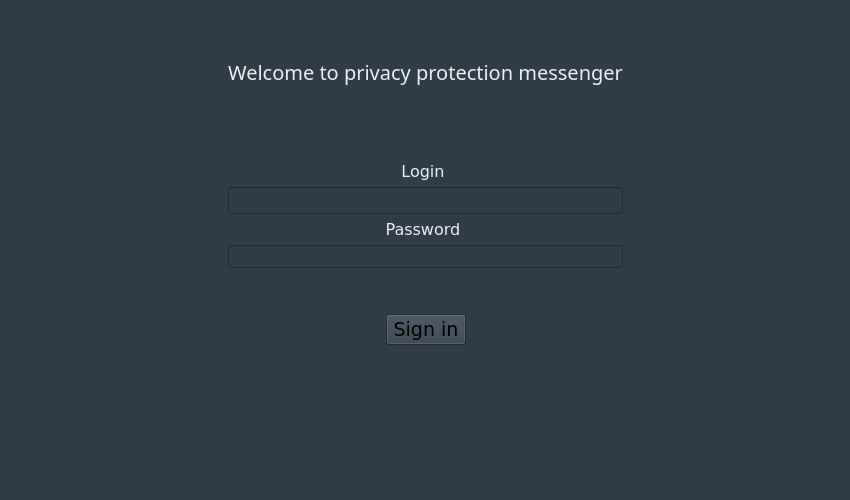
This is mainwindow.ui in imperzer0/privacy-protection-messenger-qt as Qt 5 draws it before an edit. The edited form follows.
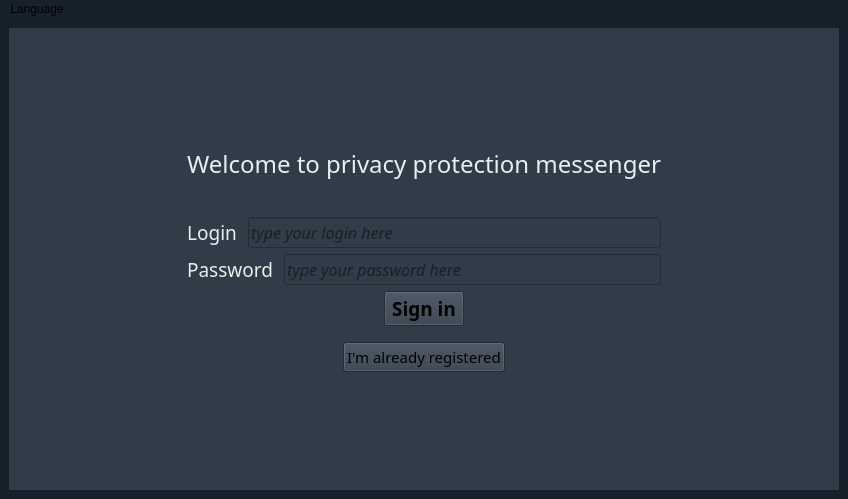
This is the edited form. The open tabs and pages were chosen to show the change.

Commit message: fixed interface added language menu and triggering processors for actions in it added processors for clicking on buttons "not registered yet" and "already registered"

```diff
--- a/mainwindow.ui
+++ b/mainwindow.ui
@@ -9,8 +9,8 @@
    <rect>
     <x>0</x>
     <y>0</y>
-    <width>850</width>
-    <height>500</height>
+    <width>848</width>
+    <height>499</height>
    </rect>
   </property>
   <property name="sizePolicy">
@@ -25,583 +25,6 @@
     <height>300</height>
    </size>
   </property>
-  <property name="palette">
-   <palette>
-    <active>
-     <colorrole role="WindowText">
-      <brush brushstyle="SolidPattern">
-       <color alpha="255">
-        <red>211</red>
-        <green>218</green>
-        <blue>227</blue>
-       </color>
-      </brush>
-     </colorrole>
-     <colorrole role="Button">
-      <brush brushstyle="SolidPattern">
-       <color alpha="255">
-        <red>49</red>
-        <green>60</green>
-        <blue>73</blue>
-       </color>
-      </brush>
-     </colorrole>
-     <colorrole role="Light">
-      <brush brushstyle="SolidPattern">
-       <color alpha="255">
-        <red>22</red>
-        <green>29</green>
-        <blue>36</blue>
-       </color>
-      </brush>
-     </colorrole>
-     <colorrole role="Midlight">
-      <brush brushstyle="SolidPattern">
-       <color alpha="255">
-        <red>32</red>
-        <green>43</green>
-        <blue>54</blue>
-       </color>
-      </brush>
-     </colorrole>
-     <colorrole role="Dark">
-      <brush brushstyle="SolidPattern">
-       <color alpha="255">
-        <red>86</red>
-        <green>114</green>
-        <blue>144</blue>
-       </color>
-      </brush>
-     </colorrole>
-     <colorrole role="Mid">
-      <brush brushstyle="SolidPattern">
-       <color alpha="255">
-        <red>57</red>
-        <green>76</green>
-        <blue>96</blue>
-       </color>
-      </brush>
-     </colorrole>
-     <colorrole role="Text">
-      <brush brushstyle="SolidPattern">
-       <color alpha="255">
-        <red>211</red>
-        <green>218</green>
-        <blue>227</blue>
-       </color>
-      </brush>
-     </colorrole>
-     <colorrole role="BrightText">
-      <brush brushstyle="SolidPattern">
-       <color alpha="255">
-        <red>255</red>
-        <green>255</green>
-        <blue>255</blue>
-       </color>
-      </brush>
-     </colorrole>
-     <colorrole role="ButtonText">
-      <brush brushstyle="SolidPattern">
-       <color alpha="255">
-        <red>211</red>
-        <green>218</green>
-        <blue>227</blue>
-       </color>
-      </brush>
-     </colorrole>
-     <colorrole role="Base">
-      <brush brushstyle="SolidPattern">
-       <color alpha="255">
-        <red>49</red>
-        <green>60</green>
-        <blue>73</blue>
-       </color>
-      </brush>
-     </colorrole>
-     <colorrole role="Window">
-      <brush brushstyle="SolidPattern">
-       <color alpha="255">
-        <red>49</red>
-        <green>60</green>
-        <blue>73</blue>
-       </color>
-      </brush>
-     </colorrole>
-     <colorrole role="Shadow">
-      <brush brushstyle="SolidPattern">
-       <color alpha="255">
-        <red>118</red>
-        <green>118</green>
-        <blue>118</blue>
-       </color>
-      </brush>
-     </colorrole>
-     <colorrole role="Highlight">
-      <brush brushstyle="SolidPattern">
-       <color alpha="255">
-        <red>43</red>
-        <green>82</green>
-        <blue>120</blue>
-       </color>
-      </brush>
-     </colorrole>
-     <colorrole role="HighlightedText">
-      <brush brushstyle="SolidPattern">
-       <color alpha="255">
-        <red>211</red>
-        <green>218</green>
-        <blue>227</blue>
-       </color>
-      </brush>
-     </colorrole>
-     <colorrole role="Link">
-      <brush brushstyle="SolidPattern">
-       <color alpha="255">
-        <red>93</red>
-        <green>136</green>
-        <blue>202</blue>
-       </color>
-      </brush>
-     </colorrole>
-     <colorrole role="LinkVisited">
-      <brush brushstyle="SolidPattern">
-       <color alpha="255">
-        <red>62</red>
-        <green>91</green>
-        <blue>135</blue>
-       </color>
-      </brush>
-     </colorrole>
-     <colorrole role="AlternateBase">
-      <brush brushstyle="SolidPattern">
-       <color alpha="255">
-        <red>33</red>
-        <green>43</green>
-        <blue>54</blue>
-       </color>
-      </brush>
-     </colorrole>
-     <colorrole role="NoRole">
-      <brush brushstyle="NoBrush">
-       <color alpha="255">
-        <red>0</red>
-        <green>0</green>
-        <blue>0</blue>
-       </color>
-      </brush>
-     </colorrole>
-     <colorrole role="ToolTipBase">
-      <brush brushstyle="SolidPattern">
-       <color alpha="255">
-        <red>53</red>
-        <green>57</green>
-        <blue>69</blue>
-       </color>
-      </brush>
-     </colorrole>
-     <colorrole role="ToolTipText">
-      <brush brushstyle="SolidPattern">
-       <color alpha="255">
-        <red>211</red>
-        <green>218</green>
-        <blue>227</blue>
-       </color>
-      </brush>
-     </colorrole>
-     <colorrole role="PlaceholderText">
-      <brush brushstyle="SolidPattern">
-       <color alpha="128">
-        <red>0</red>
-        <green>0</green>
-        <blue>0</blue>
-       </color>
-      </brush>
-     </colorrole>
-    </active>
-    <inactive>
-     <colorrole role="WindowText">
-      <brush brushstyle="SolidPattern">
-       <color alpha="255">
-        <red>211</red>
-        <green>218</green>
-        <blue>227</blue>
-       </color>
-      </brush>
-     </colorrole>
-     <colorrole role="Button">
-      <brush brushstyle="SolidPattern">
-       <color alpha="255">
-        <red>49</red>
-        <green>60</green>
-        <blue>73</blue>
-       </color>
-      </brush>
-     </colorrole>
-     <colorrole role="Light">
-      <brush brushstyle="SolidPattern">
-       <color alpha="255">
-        <red>22</red>
-        <green>29</green>
-        <blue>36</blue>
-       </color>
-      </brush>
-     </colorrole>
-     <colorrole role="Midlight">
-      <brush brushstyle="SolidPattern">
-       <color alpha="255">
-        <red>32</red>
-        <green>43</green>
-        <blue>54</blue>
-       </color>
-      </brush>
-     </colorrole>
-     <colorrole role="Dark">
-      <brush brushstyle="SolidPattern">
-       <color alpha="255">
-        <red>86</red>
-        <green>114</green>
-        <blue>144</blue>
-       </color>
-      </brush>
-     </colorrole>
-     <colorrole role="Mid">
-      <brush brushstyle="SolidPattern">
-       <color alpha="255">
-        <red>57</red>
-        <green>76</green>
-        <blue>96</blue>
-       </color>
-      </brush>
-     </colorrole>
-     <colorrole role="Text">
-      <brush brushstyle="SolidPattern">
-       <color alpha="255">
-        <red>211</red>
-        <green>218</green>
-        <blue>227</blue>
-       </color>
-      </brush>
-     </colorrole>
-     <colorrole role="BrightText">
-      <brush brushstyle="SolidPattern">
-       <color alpha="255">
-        <red>255</red>
-        <green>255</green>
-        <blue>255</blue>
-       </color>
-      </brush>
-     </colorrole>
-     <colorrole role="ButtonText">
-      <brush brushstyle="SolidPattern">
-       <color alpha="255">
-        <red>211</red>
-        <green>218</green>
-        <blue>227</blue>
-       </color>
-      </brush>
-     </colorrole>
-     <colorrole role="Base">
-      <brush brushstyle="SolidPattern">
-       <color alpha="255">
-        <red>49</red>
-        <green>60</green>
-        <blue>73</blue>
-       </color>
-      </brush>
-     </colorrole>
-     <colorrole role="Window">
-      <brush brushstyle="SolidPattern">
-       <color alpha="255">
-        <red>49</red>
-        <green>60</green>
-        <blue>73</blue>
-       </color>
-      </brush>
-     </colorrole>
-     <colorrole role="Shadow">
-      <brush brushstyle="SolidPattern">
-       <color alpha="255">
-        <red>118</red>
-        <green>118</green>
-        <blue>118</blue>
-       </color>
-      </brush>
-     </colorrole>
-     <colorrole role="Highlight">
-      <brush brushstyle="SolidPattern">
-       <color alpha="255">
-        <red>43</red>
-        <green>82</green>
-        <blue>120</blue>
-       </color>
-      </brush>
-     </colorrole>
-     <colorrole role="HighlightedText">
-      <brush brushstyle="SolidPattern">
-       <color alpha="255">
-        <red>211</red>
-        <green>218</green>
-        <blue>227</blue>
-       </color>
-      </brush>
-     </colorrole>
-     <colorrole role="Link">
-      <brush brushstyle="SolidPattern">
-       <color alpha="255">
-        <red>93</red>
-        <green>136</green>
-        <blue>202</blue>
-       </color>
-      </brush>
-     </colorrole>
-     <colorrole role="LinkVisited">
-      <brush brushstyle="SolidPattern">
-       <color alpha="255">
-        <red>62</red>
-        <green>91</green>
-        <blue>135</blue>
-       </color>
-      </brush>
-     </colorrole>
-     <colorrole role="AlternateBase">
-      <brush brushstyle="SolidPattern">
-       <color alpha="255">
-        <red>33</red>
-        <green>43</green>
-        <blue>54</blue>
-       </color>
-      </brush>
-     </colorrole>
-     <colorrole role="NoRole">
-      <brush brushstyle="NoBrush">
-       <color alpha="255">
-        <red>0</red>
-        <green>0</green>
-        <blue>0</blue>
-       </color>
-      </brush>
-     </colorrole>
-     <colorrole role="ToolTipBase">
-      <brush brushstyle="SolidPattern">
-       <color alpha="255">
-        <red>53</red>
-        <green>57</green>
-        <blue>69</blue>
-       </color>
-      </brush>
-     </colorrole>
-     <colorrole role="ToolTipText">
-      <brush brushstyle="SolidPattern">
-       <color alpha="255">
-        <red>211</red>
-        <green>218</green>
-        <blue>227</blue>
-       </color>
-      </brush>
-     </colorrole>
-     <colorrole role="PlaceholderText">
-      <brush brushstyle="SolidPattern">
-       <color alpha="128">
-        <red>0</red>
-        <green>0</green>
-        <blue>0</blue>
-       </color>
-      </brush>
-     </colorrole>
-    </inactive>
-    <disabled>
-     <colorrole role="WindowText">
-      <brush brushstyle="SolidPattern">
-       <color alpha="255">
-        <red>86</red>
-        <green>114</green>
-        <blue>144</blue>
-       </color>
-      </brush>
-     </colorrole>
-     <colorrole role="Button">
-      <brush brushstyle="SolidPattern">
-       <color alpha="255">
-        <red>49</red>
-        <green>60</green>
-        <blue>73</blue>
-       </color>
-      </brush>
-     </colorrole>
-     <colorrole role="Light">
-      <brush brushstyle="SolidPattern">
-       <color alpha="255">
-        <red>22</red>
-        <green>29</green>
-        <blue>36</blue>
-       </color>
-      </brush>
-     </colorrole>
-     <colorrole role="Midlight">
-      <brush brushstyle="SolidPattern">
-       <color alpha="255">
-        <red>32</red>
-        <green>43</green>
-        <blue>54</blue>
-       </color>
-      </brush>
-     </colorrole>
-     <colorrole role="Dark">
-      <brush brushstyle="SolidPattern">
-       <color alpha="255">
-        <red>86</red>
-        <green>114</green>
-        <blue>144</blue>
-       </color>
-      </brush>
-     </colorrole>
-     <colorrole role="Mid">
-      <brush brushstyle="SolidPattern">
-       <color alpha="255">
-        <red>57</red>
-        <green>76</green>
-        <blue>96</blue>
-       </color>
-      </brush>
-     </colorrole>
-     <colorrole role="Text">
-      <brush brushstyle="SolidPattern">
-       <color alpha="255">
-        <red>86</red>
-        <green>114</green>
-        <blue>144</blue>
-       </color>
-      </brush>
-     </colorrole>
-     <colorrole role="BrightText">
-      <brush brushstyle="SolidPattern">
-       <color alpha="255">
-        <red>255</red>
-        <green>255</green>
-        <blue>255</blue>
-       </color>
-      </brush>
-     </colorrole>
-     <colorrole role="ButtonText">
-      <brush brushstyle="SolidPattern">
-       <color alpha="255">
-        <red>86</red>
-        <green>114</green>
-        <blue>144</blue>
-       </color>
-      </brush>
-     </colorrole>
-     <colorrole role="Base">
-      <brush brushstyle="SolidPattern">
-       <color alpha="255">
-        <red>49</red>
-        <green>60</green>
-        <blue>73</blue>
-       </color>
-      </brush>
-     </colorrole>
-     <colorrole role="Window">
-      <brush brushstyle="SolidPattern">
-       <color alpha="255">
-        <red>49</red>
-        <green>60</green>
-        <blue>73</blue>
-       </color>
-      </brush>
-     </colorrole>
-     <colorrole role="Shadow">
-      <brush brushstyle="SolidPattern">
-       <color alpha="255">
-        <red>177</red>
-        <green>177</green>
-        <blue>177</blue>
-       </color>
-      </brush>
-     </colorrole>
-     <colorrole role="Highlight">
-      <brush brushstyle="SolidPattern">
-       <color alpha="255">
-        <red>57</red>
-        <green>76</green>
-        <blue>96</blue>
-       </color>
-      </brush>
-     </colorrole>
-     <colorrole role="HighlightedText">
-      <brush brushstyle="SolidPattern">
-       <color alpha="255">
-        <red>32</red>
-        <green>43</green>
-        <blue>54</blue>
-       </color>
-      </brush>
-     </colorrole>
-     <colorrole role="Link">
-      <brush brushstyle="SolidPattern">
-       <color alpha="255">
-        <red>93</red>
-        <green>136</green>
-        <blue>202</blue>
-       </color>
-      </brush>
-     </colorrole>
-     <colorrole role="LinkVisited">
-      <brush brushstyle="SolidPattern">
-       <color alpha="255">
-        <red>62</red>
-        <green>91</green>
-        <blue>135</blue>
-       </color>
-      </brush>
-     </colorrole>
-     <colorrole role="AlternateBase">
-      <brush brushstyle="SolidPattern">
-       <color alpha="255">
-        <red>33</red>
-        <green>43</green>
-        <blue>54</blue>
-       </color>
-      </brush>
-     </colorrole>
-     <colorrole role="NoRole">
-      <brush brushstyle="NoBrush">
-       <color alpha="255">
-        <red>0</red>
-        <green>0</green>
-        <blue>0</blue>
-       </color>
-      </brush>
-     </colorrole>
-     <colorrole role="ToolTipBase">
-      <brush brushstyle="SolidPattern">
-       <color alpha="255">
-        <red>53</red>
-        <green>57</green>
-        <blue>69</blue>
-       </color>
-      </brush>
-     </colorrole>
-     <colorrole role="ToolTipText">
-      <brush brushstyle="SolidPattern">
-       <color alpha="255">
-        <red>211</red>
-        <green>218</green>
-        <blue>227</blue>
-       </color>
-      </brush>
-     </colorrole>
-     <colorrole role="PlaceholderText">
-      <brush brushstyle="SolidPattern">
-       <color alpha="128">
-        <red>0</red>
-        <green>0</green>
-        <blue>0</blue>
-       </color>
-      </brush>
-     </colorrole>
-    </disabled>
-   </palette>
-  </property>
   <property name="font">
    <font>
     <family>Open Sans</family>
@@ -614,10 +37,7 @@
    <string>PPT</string>
   </property>
   <property name="styleSheet">
-   <string notr="true">background-color: #313c49;
-color: #65707Cl
-
-</string>
+   <string notr="true">background-color: #17212B;</string>
   </property>
   <widget class="QWidget" name="centralwidget">
    <property name="styleSheet">
@@ -652,8 +72,21 @@
         <string notr="true">background-color: #313c49;</string>
        </property>
        <layout class="QGridLayout" name="gridLayout">
-        <item row="0" column="2">
-         <spacer name="horizontalSpacer_2">
+        <item row="2" column="1">
+         <spacer name="spacer14">
+          <property name="orientation">
+           <enum>Qt::Vertical</enum>
+          </property>
+          <property name="sizeHint" stdset="0">
+           <size>
+            <width>20</width>
+            <height>40</height>
+           </size>
+          </property>
+         </spacer>
+        </item>
+        <item row="1" column="0">
+         <spacer name="spacer11">
           <property name="orientation">
            <enum>Qt::Horizontal</enum>
           </property>
@@ -665,31 +98,17 @@
           </property>
          </spacer>
         </item>
-        <item row="0" column="1">
-         <layout class="QVBoxLayout" name="verticalLayout_3">
+        <item row="1" column="1">
+         <layout class="QVBoxLayout" name="layout11">
           <property name="bottomMargin">
            <number>0</number>
           </property>
           <item>
-           <spacer name="verticalSpacer_3">
-            <property name="orientation">
-             <enum>Qt::Vertical</enum>
-            </property>
-            <property name="sizeHint" stdset="0">
-             <size>
-              <width>20</width>
-              <height>40</height>
-             </size>
-            </property>
-           </spacer>
-          </item>
-          <item>
-           <widget class="QLabel" name="welcome">
+           <widget class="QLabel" name="label_welcome">
             <property name="font">
              <font>
-              <family>white</family>
-              <pointsize>15</pointsize>
-              <weight>50</weight>
+              <family>Consolas for Powerline FixedD</family>
+              <pointsize>18</pointsize>
               <italic>false</italic>
               <bold>false</bold>
              </font>
@@ -709,20 +128,7 @@
            </widget>
           </item>
           <item>
-           <spacer name="verticalSpacer_9">
-            <property name="orientation">
-             <enum>Qt::Vertical</enum>
-            </property>
-            <property name="sizeHint" stdset="0">
-             <size>
-              <width>20</width>
-              <height>40</height>
-             </size>
-            </property>
-           </spacer>
-          </item>
-          <item>
-           <spacer name="verticalSpacer">
+           <spacer name="spacer15">
             <property name="orientation">
              <enum>Qt::Vertical</enum>
             </property>
@@ -743,92 +149,107 @@
              <number>0</number>
             </property>
             <item>
-             <widget class="QLabel" name="label_login">
-              <property name="font">
-               <font>
-                <family>DejaVu Sans</family>
-                <pointsize>12</pointsize>
-               </font>
+             <layout class="QHBoxLayout" name="layout13">
+              <property name="sizeConstraint">
+               <enum>QLayout::SetDefaultConstraint</enum>
               </property>
-              <property name="styleSheet">
-               <string notr="true">color: #e9eeee;</string>
-              </property>
-              <property name="text">
-               <string>&lt;p style=&quot;text-align: center; color: #e9eeee;&quot;&gt; Login &lt;/p&gt;</string>
-              </property>
-             </widget>
+              <item>
+               <widget class="QLabel" name="label_login">
+                <property name="font">
+                 <font>
+                  <family>Consolas for Powerline</family>
+                  <pointsize>14</pointsize>
+                  <italic>false</italic>
+                 </font>
+                </property>
+                <property name="styleSheet">
+                 <string notr="true">color: #e9eeee;</string>
+                </property>
+                <property name="text">
+                 <string>&lt;p style=&quot;text-align: center; color: #e9eeee;&quot;&gt; Login &lt;/p&gt;</string>
+                </property>
+               </widget>
+              </item>
+              <item>
+               <widget class="QLineEdit" name="line_login">
+                <property name="sizePolicy">
+                 <sizepolicy hsizetype="Expanding" vsizetype="Fixed">
+                  <horstretch>0</horstretch>
+                  <verstretch>0</verstretch>
+                 </sizepolicy>
+                </property>
+                <property name="font">
+                 <font>
+                  <family>Consolas for Powerline FixedD</family>
+                  <pointsize>12</pointsize>
+                  <italic>true</italic>
+                 </font>
+                </property>
+                <property name="styleSheet">
+                 <string notr="true"/>
+                </property>
+                <property name="inputMask">
+                 <string notr="true"/>
+                </property>
+                <property name="text">
+                 <string notr="true"/>
+                </property>
+                <property name="frame">
+                 <bool>true</bool>
+                </property>
+                <property name="placeholderText">
+                 <string>type your login here</string>
+                </property>
+               </widget>
+              </item>
+             </layout>
             </item>
             <item>
-             <widget class="QLineEdit" name="line_sign_in">
-              <property name="sizePolicy">
-               <sizepolicy hsizetype="Expanding" vsizetype="Fixed">
-                <horstretch>0</horstretch>
-                <verstretch>0</verstretch>
-               </sizepolicy>
-              </property>
-              <property name="font">
-               <font>
-                <family>DejaVu Sans Mono</family>
-                <pointsize>12</pointsize>
-               </font>
-              </property>
-              <property name="styleSheet">
-               <string notr="true"/>
-              </property>
-              <property name="text">
-               <string/>
-              </property>
-             </widget>
-            </item>
-            <item>
-             <widget class="QLabel" name="label_pass">
-              <property name="font">
-               <font>
-                <family>DejaVu Sans</family>
-                <pointsize>12</pointsize>
-               </font>
-              </property>
-              <property name="styleSheet">
-               <string notr="true">color: #e9eeee;</string>
-              </property>
-              <property name="text">
-               <string>&lt;p style=&quot;text-align: center;&quot;&gt; Password &lt;/p&gt;</string>
-              </property>
-             </widget>
-            </item>
-            <item>
-             <widget class="QLineEdit" name="line_pass">
-              <property name="font">
-               <font>
-                <family>DejaVu Sans</family>
-               </font>
-              </property>
-              <property name="styleSheet">
-               <string notr="true">QLineEdit:focus {
+             <layout class="QHBoxLayout" name="layout14">
+              <item>
+               <widget class="QLabel" name="label_pass">
+                <property name="font">
+                 <font>
+                  <family>Consolas for Powerline</family>
+                  <pointsize>14</pointsize>
+                  <italic>false</italic>
+                 </font>
+                </property>
+                <property name="styleSheet">
+                 <string notr="true">color: #e9eeee;</string>
+                </property>
+                <property name="text">
+                 <string>&lt;p style=&quot;text-align: center;&quot;&gt; Password &lt;/p&gt;</string>
+                </property>
+               </widget>
+              </item>
+              <item>
+               <widget class="QLineEdit" name="line_pass">
+                <property name="font">
+                 <font>
+                  <family>Consolas for Powerline FixedD</family>
+                  <pointsize>12</pointsize>
+                  <italic>true</italic>
+                 </font>
+                </property>
+                <property name="styleSheet">
+                 <string notr="true">QLineEdit:focus {
     border: 2px solid #006080;
 }
 </string>
-              </property>
-              <property name="echoMode">
-               <enum>QLineEdit::Password</enum>
-              </property>
-             </widget>
+                </property>
+                <property name="echoMode">
+                 <enum>QLineEdit::Password</enum>
+                </property>
+                <property name="placeholderText">
+                 <string>type your password here</string>
+                </property>
+               </widget>
+              </item>
+             </layout>
             </item>
             <item>
-             <spacer name="verticalSpacer_4">
-              <property name="orientation">
-               <enum>Qt::Vertical</enum>
-              </property>
-              <property name="sizeHint" stdset="0">
-               <size>
-                <width>20</width>
-                <height>40</height>
-               </size>
-              </property>
-             </spacer>
-            </item>
-            <item>
-             <layout class="QHBoxLayout" name="horizontalLayout_4">
+             <layout class="QHBoxLayout" name="layout15">
               <property name="spacing">
                <number>15</number>
               </property>
@@ -858,8 +279,10 @@
                <widget class="QPushButton" name="button_sign_in">
                 <property name="font">
                  <font>
-                  <family>DejaVu Sans</family>
+                  <family>Consolas for Powerline FixedD</family>
                   <pointsize>14</pointsize>
+                  <italic>false</italic>
+                  <bold>true</bold>
                  </font>
                 </property>
                 <property name="cursor">
@@ -889,30 +312,298 @@
              </layout>
             </item>
             <item>
-             <spacer name="verticalSpacer_8">
-              <property name="orientation">
-               <enum>Qt::Vertical</enum>
+             <layout class="QHBoxLayout" name="layout16">
+              <item>
+               <spacer name="horizontalSpacer_10">
+                <property name="orientation">
+                 <enum>Qt::Horizontal</enum>
+                </property>
+                <property name="sizeHint" stdset="0">
+                 <size>
+                  <width>40</width>
+                  <height>20</height>
+                 </size>
+                </property>
+               </spacer>
+              </item>
+              <item>
+               <widget class="QPushButton" name="button_already_registered">
+                <property name="font">
+                 <font>
+                  <family>Consolas for Powerline</family>
+                  <pointsize>11</pointsize>
+                  <italic>false</italic>
+                  <bold>false</bold>
+                 </font>
+                </property>
+                <property name="text">
+                 <string>I'm already registered</string>
+                </property>
+                <property name="checkable">
+                 <bool>false</bool>
+                </property>
+               </widget>
+              </item>
+              <item>
+               <spacer name="horizontalSpacer_9">
+                <property name="orientation">
+                 <enum>Qt::Horizontal</enum>
+                </property>
+                <property name="sizeHint" stdset="0">
+                 <size>
+                  <width>40</width>
+                  <height>20</height>
+                 </size>
+                </property>
+               </spacer>
+              </item>
+             </layout>
+            </item>
+           </layout>
+          </item>
+         </layout>
+        </item>
+        <item row="1" column="2">
+         <spacer name="spacer12">
+          <property name="orientation">
+           <enum>Qt::Horizontal</enum>
+          </property>
+          <property name="sizeHint" stdset="0">
+           <size>
+            <width>40</width>
+            <height>20</height>
+           </size>
+          </property>
+         </spacer>
+        </item>
+        <item row="0" column="1">
+         <spacer name="spacer13">
+          <property name="orientation">
+           <enum>Qt::Vertical</enum>
+          </property>
+          <property name="sizeHint" stdset="0">
+           <size>
+            <width>20</width>
+            <height>40</height>
+           </size>
+          </property>
+         </spacer>
+        </item>
+       </layout>
+      </widget>
+      <widget class="QWidget" name="authorization">
+       <layout class="QGridLayout" name="gridLayout_3">
+        <item row="3" column="1">
+         <spacer name="spacer4">
+          <property name="orientation">
+           <enum>Qt::Vertical</enum>
+          </property>
+          <property name="sizeHint" stdset="0">
+           <size>
+            <width>20</width>
+            <height>40</height>
+           </size>
+          </property>
+         </spacer>
+        </item>
+        <item row="1" column="1" rowspan="2" colspan="2">
+         <layout class="QVBoxLayout" name="layout1">
+          <property name="bottomMargin">
+           <number>0</number>
+          </property>
+          <item>
+           <layout class="QVBoxLayout" name="layout2">
+            <property name="spacing">
+             <number>6</number>
+            </property>
+            <property name="bottomMargin">
+             <number>0</number>
+            </property>
+            <item>
+             <layout class="QHBoxLayout" name="layout3">
+              <property name="sizeConstraint">
+               <enum>QLayout::SetDefaultConstraint</enum>
               </property>
-              <property name="sizeHint" stdset="0">
-               <size>
-                <width>20</width>
-                <height>40</height>
-               </size>
-              </property>
-             </spacer>
+              <item>
+               <widget class="QLabel" name="label_login_2">
+                <property name="font">
+                 <font>
+                  <family>Consolas for Powerline</family>
+                  <pointsize>14</pointsize>
+                  <italic>false</italic>
+                 </font>
+                </property>
+                <property name="styleSheet">
+                 <string notr="true">color: #e9eeee;</string>
+                </property>
+                <property name="text">
+                 <string>&lt;p style=&quot;text-align: center; color: #e9eeee;&quot;&gt; Login &lt;/p&gt;</string>
+                </property>
+               </widget>
+              </item>
+              <item>
+               <widget class="QLineEdit" name="line_login_2">
+                <property name="sizePolicy">
+                 <sizepolicy hsizetype="Expanding" vsizetype="Fixed">
+                  <horstretch>0</horstretch>
+                  <verstretch>0</verstretch>
+                 </sizepolicy>
+                </property>
+                <property name="minimumSize">
+                 <size>
+                  <width>200</width>
+                  <height>20</height>
+                 </size>
+                </property>
+                <property name="font">
+                 <font>
+                  <family>Consolas for Powerline FixedD</family>
+                  <pointsize>12</pointsize>
+                  <italic>true</italic>
+                 </font>
+                </property>
+                <property name="styleSheet">
+                 <string notr="true"/>
+                </property>
+                <property name="inputMask">
+                 <string notr="true"/>
+                </property>
+                <property name="text">
+                 <string notr="true"/>
+                </property>
+                <property name="maxLength">
+                 <number>63</number>
+                </property>
+                <property name="frame">
+                 <bool>true</bool>
+                </property>
+                <property name="placeholderText">
+                 <string>type your login here</string>
+                </property>
+               </widget>
+              </item>
+             </layout>
             </item>
             <item>
-             <spacer name="verticalSpacer_6">
-              <property name="orientation">
-               <enum>Qt::Vertical</enum>
+             <layout class="QHBoxLayout" name="layout4">
+              <item>
+               <widget class="QLabel" name="label_pass_2">
+                <property name="font">
+                 <font>
+                  <family>Consolas for Powerline</family>
+                  <pointsize>14</pointsize>
+                  <italic>false</italic>
+                 </font>
+                </property>
+                <property name="styleSheet">
+                 <string notr="true">color: #e9eeee;</string>
+                </property>
+                <property name="text">
+                 <string>&lt;p style=&quot;text-align: center;&quot;&gt; Password &lt;/p&gt;</string>
+                </property>
+               </widget>
+              </item>
+              <item>
+               <widget class="QLineEdit" name="line_pass_2">
+                <property name="minimumSize">
+                 <size>
+                  <width>210</width>
+                  <height>20</height>
+                 </size>
+                </property>
+                <property name="font">
+                 <font>
+                  <family>Consolas for Powerline FixedD</family>
+                  <pointsize>12</pointsize>
+                  <italic>true</italic>
+                 </font>
+                </property>
+                <property name="styleSheet">
+                 <string notr="true">QLineEdit:focus {
+    border: 2px solid #006080;
+}
+</string>
+                </property>
+                <property name="maxLength">
+                 <number>127</number>
+                </property>
+                <property name="echoMode">
+                 <enum>QLineEdit::Password</enum>
+                </property>
+                <property name="placeholderText">
+                 <string>type your password here</string>
+                </property>
+               </widget>
+              </item>
+             </layout>
+            </item>
+            <item>
+             <layout class="QHBoxLayout" name="layout5">
+              <property name="spacing">
+               <number>15</number>
               </property>
-              <property name="sizeHint" stdset="0">
-               <size>
-                <width>20</width>
-                <height>40</height>
-               </size>
+              <property name="topMargin">
+               <number>0</number>
               </property>
-             </spacer>
+              <property name="rightMargin">
+               <number>0</number>
+              </property>
+              <property name="bottomMargin">
+               <number>10</number>
+              </property>
+              <item>
+               <spacer name="spacer7">
+                <property name="orientation">
+                 <enum>Qt::Horizontal</enum>
+                </property>
+                <property name="sizeType">
+                 <enum>QSizePolicy::Expanding</enum>
+                </property>
+                <property name="sizeHint" stdset="0">
+                 <size>
+                  <width>40</width>
+                  <height>20</height>
+                 </size>
+                </property>
+               </spacer>
+              </item>
+              <item>
+               <widget class="QPushButton" name="button_log_in">
+                <property name="font">
+                 <font>
+                  <family>Consolas for Powerline FixedD</family>
+                  <pointsize>14</pointsize>
+                  <bold>true</bold>
+                 </font>
+                </property>
+                <property name="cursor">
+                 <cursorShape>PointingHandCursor</cursorShape>
+                </property>
+                <property name="styleSheet">
+                 <string notr="true"/>
+                </property>
+                <property name="text">
+                 <string>Log in</string>
+                </property>
+               </widget>
+              </item>
+              <item>
+               <spacer name="spacer8">
+                <property name="orientation">
+                 <enum>Qt::Horizontal</enum>
+                </property>
+                <property name="sizeType">
+                 <enum>QSizePolicy::Expanding</enum>
+                </property>
+                <property name="sizeHint" stdset="0">
+                 <size>
+                  <width>40</width>
+                  <height>20</height>
+                 </size>
+                </property>
+               </spacer>
+              </item>
+             </layout>
             </item>
             <item>
              <layout class="QHBoxLayout" name="horizontalLayout"/>
@@ -921,8 +612,8 @@
           </item>
          </layout>
         </item>
-        <item row="0" column="0">
-         <spacer name="horizontalSpacer">
+        <item row="0" column="1">
+         <spacer name="spacer6">
           <property name="orientation">
            <enum>Qt::Horizontal</enum>
           </property>
@@ -934,8 +625,8 @@
           </property>
          </spacer>
         </item>
-        <item row="1" column="1">
-         <spacer name="verticalSpacer_5">
+        <item row="3" column="2">
+         <spacer name="spacer5">
           <property name="orientation">
            <enum>Qt::Vertical</enum>
           </property>
@@ -1031,6 +722,34 @@
     </item>
    </layout>
   </widget>
+  <widget class="QMenuBar" name="menu_bar">
+   <property name="geometry">
+    <rect>
+     <x>0</x>
+     <y>0</y>
+     <width>848</width>
+     <height>21</height>
+    </rect>
+   </property>
+   <widget class="QMenu" name="menu_Language">
+    <property name="title">
+     <string>Language</string>
+    </property>
+    <addaction name="action_English"/>
+    <addaction name="action_Ukrainian"/>
+   </widget>
+   <addaction name="menu_Language"/>
+  </widget>
+  <action name="action_English">
+   <property name="text">
+    <string>English</string>
+   </property>
+  </action>
+  <action name="action_Ukrainian">
+   <property name="text">
+    <string>Ukrainian</string>
+   </property>
+  </action>
  </widget>
  <resources/>
  <connections/>
```
Left out of the diff: 133 changed lines with no effect on the pictures. The commit also changes 4 other files.
